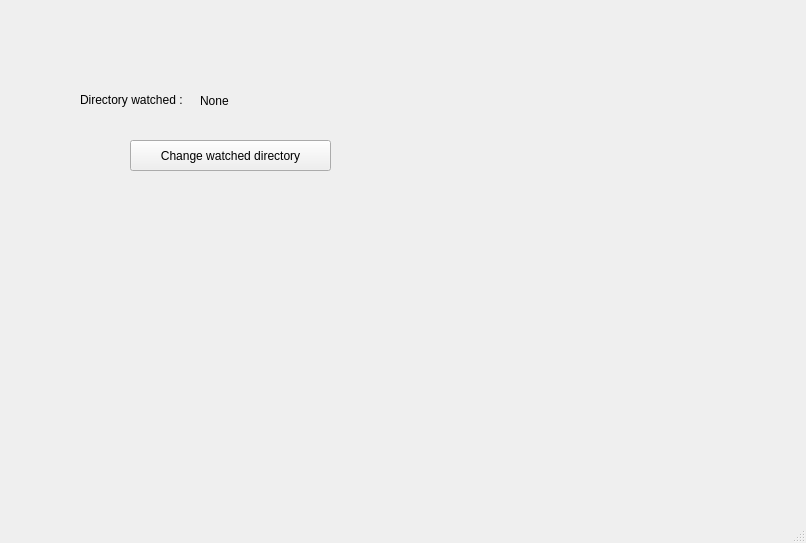
Qt form ui/mainwindow.ui (TwiceCast/TwiceCast-Client) before a commit.
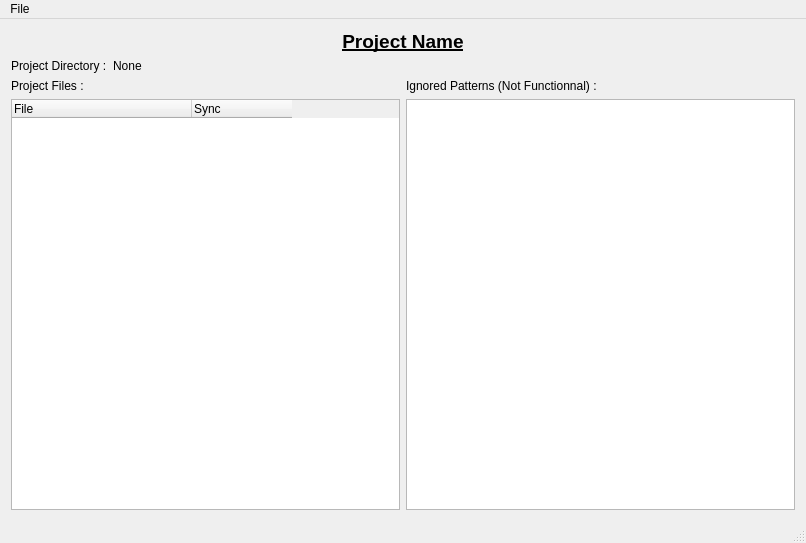
The same form after that commit.

```diff
--- a/ui/mainwindow.ui
+++ b/ui/mainwindow.ui
@@ -14,45 +14,105 @@
    <string>MainWindow</string>
   </property>
   <widget class="QWidget" name="centralWidget">
-   <widget class="QLabel" name="watchedDirectory">
-    <property name="geometry">
-     <rect>
-      <x>200</x>
-      <y>90</y>
-      <width>561</width>
-      <height>21</height>
-     </rect>
-    </property>
-    <property name="text">
-     <string>None</string>
-    </property>
-   </widget>
-   <widget class="QLabel" name="textWatchedDirectory">
-    <property name="geometry">
-     <rect>
-      <x>80</x>
-      <y>90</y>
-      <width>121</width>
-      <height>20</height>
-     </rect>
-    </property>
-    <property name="text">
-     <string>Directory watched :</string>
-    </property>
-   </widget>
-   <widget class="QPushButton" name="buttonChangeWatchedDirectory">
-    <property name="geometry">
-     <rect>
-      <x>130</x>
-      <y>140</y>
-      <width>201</width>
-      <height>31</height>
-     </rect>
-    </property>
-    <property name="text">
-     <string>Change watched directory</string>
-    </property>
-   </widget>
+   <layout class="QGridLayout" name="gridLayout">
+    <item row="1" column="0">
+     <layout class="QFormLayout" name="DetailsLayout">
+      <item row="0" column="0">
+       <widget class="QLabel" name="textWatchedDirectory">
+        <property name="text">
+         <string>Project Directory :</string>
+        </property>
+       </widget>
+      </item>
+      <item row="0" column="1">
+       <widget class="QLabel" name="watchedDirectory">
+        <property name="text">
+         <string>None</string>
+        </property>
+       </widget>
+      </item>
+     </layout>
+    </item>
+    <item row="3" column="0">
+     <layout class="QHBoxLayout" name="ListsLayout">
+      <item>
+       <layout class="QVBoxLayout" name="fileLayout">
+        <item>
+         <widget class="QLabel" name="labelTreeFile">
+          <property name="text">
+           <string>Project Files :</string>
+          </property>
+         </widget>
+        </item>
+        <item>
+         <widget class="QTreeWidget" name="treeFile">
+          <property name="editTriggers">
+           <set>QAbstractItemView::NoEditTriggers</set>
+          </property>
+          <property name="columnCount">
+           <number>2</number>
+          </property>
+          <attribute name="headerCascadingSectionResizes">
+           <bool>true</bool>
+          </attribute>
+          <attribute name="headerDefaultSectionSize">
+           <number>180</number>
+          </attribute>
+          <attribute name="headerShowSortIndicator" stdset="0">
+           <bool>false</bool>
+          </attribute>
+          <attribute name="headerStretchLastSection">
+           <bool>false</bool>
+          </attribute>
+          <column>
+           <property name="text">
+            <string>File</string>
+           </property>
+          </column>
+          <column>
+           <property name="text">
+            <string>Sync</string>
+           </property>
+          </column>
+         </widget>
+        </item>
+       </layout>
+      </item>
+      <item>
+       <layout class="QVBoxLayout" name="ignoredLayout">
+        <item>
+         <widget class="QLabel" name="labelListIgnored">
+          <property name="text">
+           <string>Ignored Patterns (Not Functionnal) :</string>
+          </property>
+         </widget>
+        </item>
+        <item>
+         <widget class="QListWidget" name="listIgnored"/>
+        </item>
+       </layout>
+      </item>
+     </layout>
+    </item>
+    <item row="0" column="0" alignment="Qt::AlignHCenter">
+     <widget class="QLabel" name="label">
+      <property name="font">
+       <font>
+        <pointsize>14</pointsize>
+        <weight>75</weight>
+        <bold>true</bold>
+        <underline>true</underline>
+       </font>
+      </property>
+      <property name="text">
+       <string>Project Name</string>
+      </property>
+      <property name="alignment">
+       <set>Qt::AlignCenter</set>
+      </property>
+     </widget>
+    </item>
+   </layout>
   </widget>
   <widget class="QMenuBar" name="menuBar">
    <property name="geometry">
@@ -63,6 +123,14 @@
      <height>25</height>
     </rect>
    </property>
+   <widget class="QMenu" name="menuFile">
+    <property name="title">
+     <string>File</string>
+    </property>
+    <addaction name="actionNewProject"/>
+    <addaction name="actionOpenProject"/>
+   </widget>
+   <addaction name="menuFile"/>
   </widget>
   <widget class="QStatusBar" name="statusBar"/>
  </widget>
```
Left out of the diff: 12 changed lines with no effect on the pictures.
